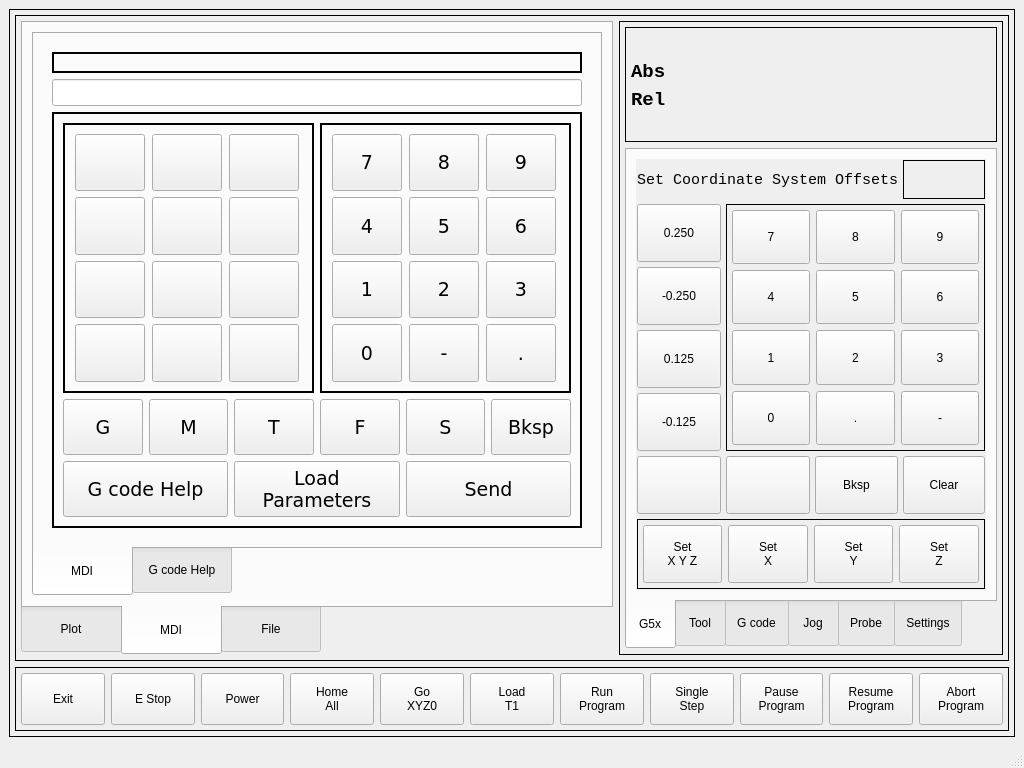
The window that mill_touch/ui/mainwindow.ui (jethornton/mill_touch) describes before a commit, drawn with Qt 5.
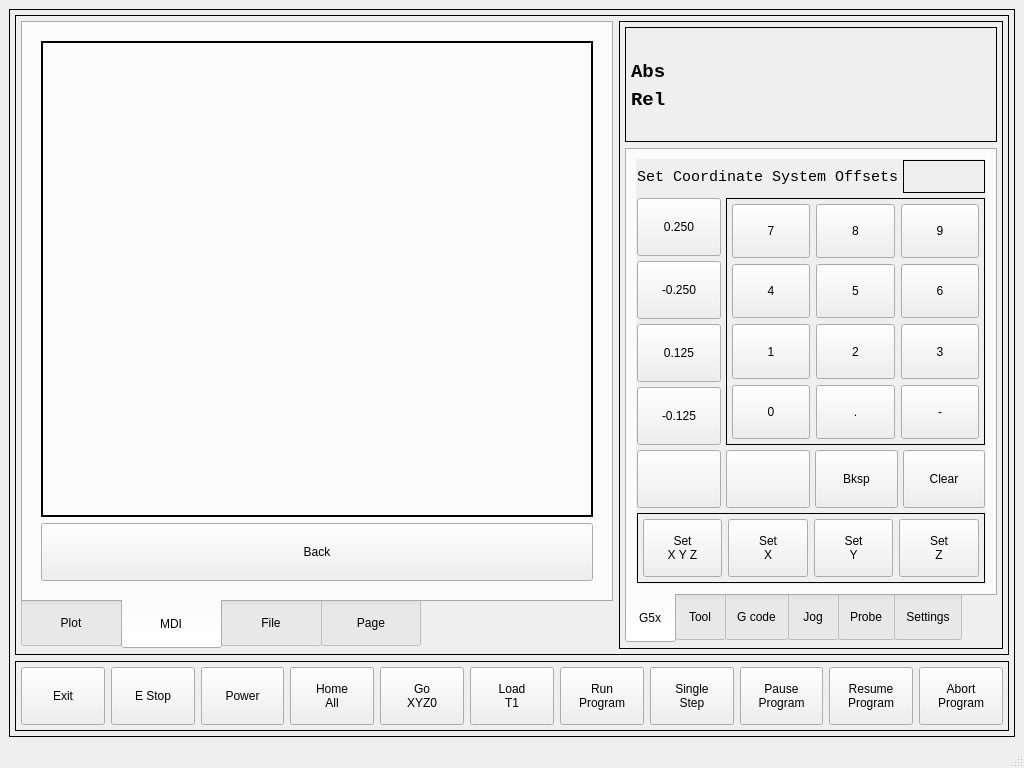
The same window after the commit. The open tabs and pages were chosen to show the change. Custom widgets are drawn as their Qt base class.

Commit message: change tab widget to stacked widget

```diff
--- a/mill_touch/ui/mainwindow.ui
+++ b/mill_touch/ui/mainwindow.ui
@@ -196,7 +196,10 @@
              </attribute>
              <layout class="QGridLayout" name="gridLayout_28">
               <item row="0" column="0">
-               <widget class="QTabWidget" name="tabWidget_3">
+               <widget class="QStackedWidget" name="mdiStackedWidget">
+                <property name="enabled">
+                 <bool>true</bool>
+                </property>
                 <property name="sizePolicy">
                  <sizepolicy hsizetype="Expanding" vsizetype="Expanding">
                   <horstretch>0</horstretch>
@@ -205,21 +208,15 @@
                 </property>
                 <property name="styleSheet">
                  <string notr="true">QTabBar::tab {
-height: 50px;
-width: 100px;
+height: 1px;
+width: 0px;
 }
 </string>
                 </property>
-                <property name="tabPosition">
-                 <enum>QTabWidget::South</enum>
-                </property>
                 <property name="currentIndex">
                  <number>0</number>
                 </property>
-                <widget class="QWidget" name="tab_11">
-                 <attribute name="title">
-                  <string>MDI</string>
-                 </attribute>
+                <widget class="QWidget" name="mdiStackedWidgetPage1" native="true">
                  <layout class="QVBoxLayout" name="verticalLayout_6">
                   <item>
                    <widget class="VCPWidget" name="widget_8">
@@ -1522,10 +1519,7 @@
                   </item>
                  </layout>
                 </widget>
-                <widget class="QWidget" name="tab_13">
-                 <attribute name="title">
-                  <string>G code Help</string>
-                 </attribute>
+                <widget class="QWidget" name="mdiStackedWidgetPage2" native="true">
                  <layout class="QGridLayout" name="gridLayout_32">
                   <item row="0" column="0">
                    <widget class="QLabel" name="gcodeHelpLabel">
@@ -1552,6 +1546,13 @@
                     </property>
                    </widget>
                   </item>
+                  <item row="1" column="0">
+                   <widget class="QPushButton" name="mdiBackBtn">
+                    <property name="text">
+                     <string>Back</string>
+                    </property>
+                   </widget>
+                  </item>
                  </layout>
                 </widget>
                </widget>
@@ -1633,6 +1634,25 @@
               </item>
              </layout>
             </widget>
+            <widget class="QWidget" name="tab_2">
+             <attribute name="title">
+              <string>Page</string>
+             </attribute>
+             <layout class="QGridLayout" name="gridLayout_3">
+              <item row="0" column="0">
+               <widget class="QStackedWidget" name="stackedWidget">
+                <property name="frameShape">
+                 <enum>QFrame::Box</enum>
+                </property>
+                <property name="currentIndex">
+                 <number>0</number>
+                </property>
+                <widget class="QWidget" name="page"/>
+                <widget class="QWidget" name="page_2"/>
+               </widget>
+              </item>
+             </layout>
+            </widget>
            </widget>
           </item>
           <item>
```
Left out of the diff: 20 changed lines with no effect on the pictures. The commit also changes 1 other file.
